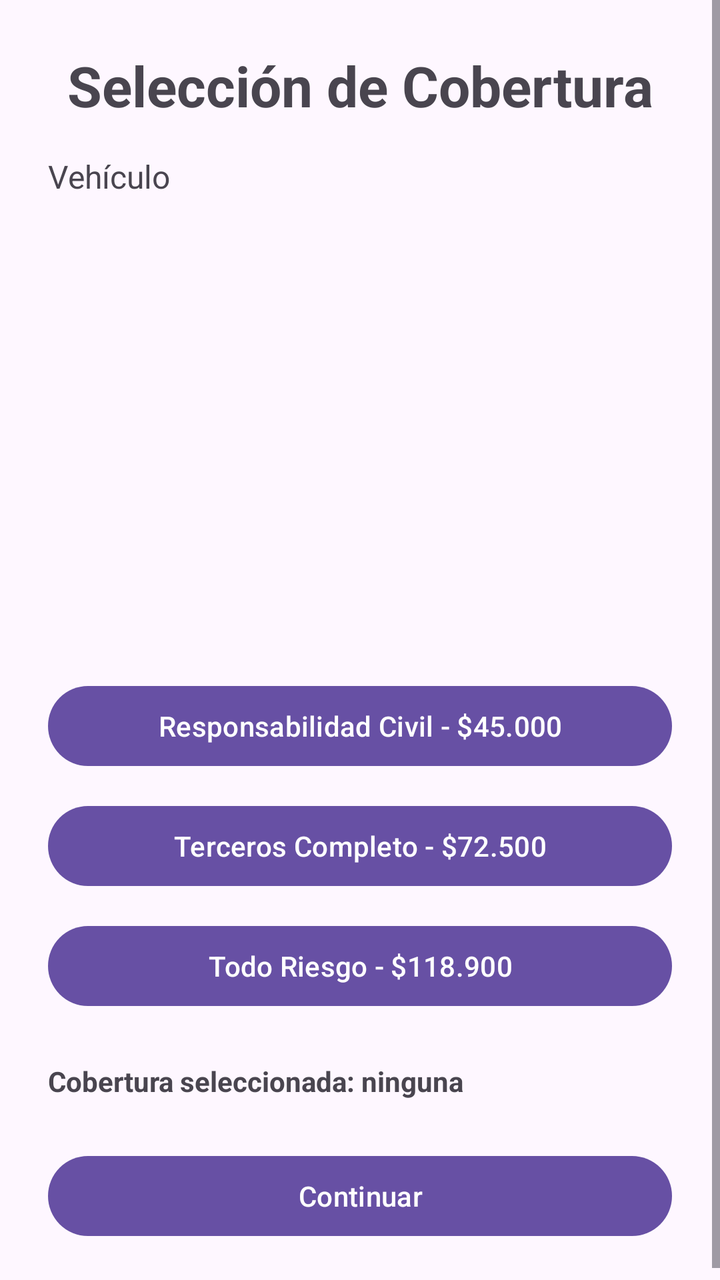
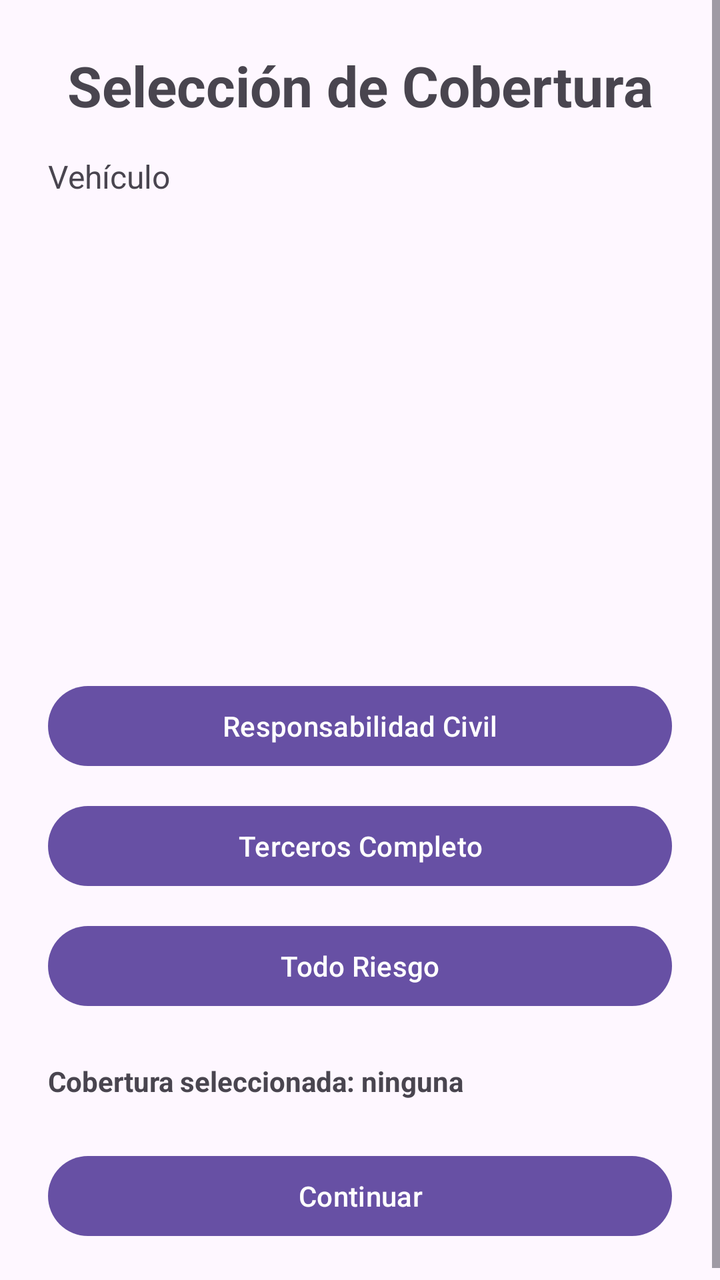

Before-and-after screenshots of an Android layout around one commit, followed by the original layout XML and the change that was made.
<!-- AndroidManifest.xml: application theme Theme.CotizadorSeguros -->
<!-- res/layout/activity_cobertura.xml -->
<?xml version="1.0" encoding="utf-8"?>
<androidx.constraintlayout.widget.ConstraintLayout
    xmlns:android="http://schemas.android.com/apk/res/android"
    xmlns:app="http://schemas.android.com/apk/res-auto"
    xmlns:tools="http://schemas.android.com/tools"
    android:id="@+id/main"
    android:layout_width="match_parent"
    android:layout_height="match_parent"
    tools:context=".CoberturaActivity">

    <ScrollView
        android:layout_width="0dp"
        android:layout_height="0dp"
        android:fillViewport="true"
        app:layout_constraintTop_toTopOf="parent"
        app:layout_constraintBottom_toBottomOf="parent"
        app:layout_constraintStart_toStartOf="parent"
        app:layout_constraintEnd_toEndOf="parent">

        <LinearLayout
            android:layout_width="match_parent"
            android:layout_height="wrap_content"
            android:orientation="vertical"
            android:padding="24dp">

            <TextView
                android:id="@+id/txtTituloCobertura"
                android:layout_width="match_parent"
                android:layout_height="wrap_content"
                android:text="Selección de Cobertura"
                android:textSize="28sp"
                android:textStyle="bold"
                android:gravity="center" />

            <TextView
                android:id="@+id/txtDatosVehiculo"
                android:layout_width="match_parent"
                android:layout_height="wrap_content"
                android:text="Vehículo"
                android:textSize="16sp"
                android:layout_marginTop="16dp"
                android:layout_marginBottom="24dp" />

            <ImageView
                android:id="@+id/imgVehiculo"
                android:layout_width="match_parent"
                android:layout_height="200dp"
                android:layout_marginTop="16dp"
                android:contentDescription="Imagen del vehículo"
                android:scaleType="fitCenter"
                android:adjustViewBounds="true" />

            <Button
                android:id="@+id/btnRc"
                android:layout_width="match_parent"
                android:layout_height="wrap_content"
                android:text="Responsabilidad Civil - $45.000"
                android:onClick="seleccionarResponsabilidadCivil" />

            <Button
                android:id="@+id/btnTercerosCompleto"
                android:layout_width="match_parent"
                android:layout_height="wrap_content"
                android:text="Terceros Completo - $72.500"
                android:layout_marginTop="12dp"
                android:onClick="seleccionarTercerosCompleto" />

            <Button
                android:id="@+id/btnTodoRiesgo"
                android:layout_width="match_parent"
                android:layout_height="wrap_content"
                android:text="Todo Riesgo - $118.900"
                android:layout_marginTop="12dp"
                android:onClick="seleccionarTodoRiesgo" />

            <TextView
                android:id="@+id/txtCoberturaSeleccionada"
                android:layout_width="match_parent"
                android:layout_height="wrap_content"
                android:text="Cobertura seleccionada: ninguna"
                android:textStyle="bold"
                android:layout_marginTop="24dp" />

            <Button
                android:id="@+id/btnContinuarCobertura"
                android:layout_width="match_parent"
                android:layout_height="wrap_content"
                android:text="Continuar"
                android:layout_marginTop="24dp"
                android:onClick="continuarCobertura" />

        </LinearLayout>

    </ScrollView>

</androidx.constraintlayout.widget.ConstraintLayout>
<!-- resources referenced by this layout -->
<resources>
  <style name="Theme.CotizadorSeguros" parent="Base.Theme.CotizadorSeguros" />
  <style name="Base.Theme.CotizadorSeguros" parent="Theme.Material3.DayNight.NoActionBar">
          
          
      </style>
</resources>

<!-- the commit's change to res/layout/activity_cobertura.xml (unified diff, before → after) -->
@@ -54,14 +54,14 @@
                 android:id="@+id/btnRc"
                 android:layout_width="match_parent"
                 android:layout_height="wrap_content"
-                android:text="Responsabilidad Civil - $45.000"
+                android:text="@string/responsabilidad_civil"
                 android:onClick="seleccionarResponsabilidadCivil" />
 
             <Button
                 android:id="@+id/btnTercerosCompleto"
                 android:layout_width="match_parent"
                 android:layout_height="wrap_content"
-                android:text="Terceros Completo - $72.500"
+                android:text="@string/terceros_completo"
                 android:layout_marginTop="12dp"
                 android:onClick="seleccionarTercerosCompleto" />
 
@@ -69,7 +69,7 @@
                 android:id="@+id/btnTodoRiesgo"
                 android:layout_width="match_parent"
                 android:layout_height="wrap_content"
-                android:text="Todo Riesgo - $118.900"
+                android:text="@string/todo_riesgo"
                 android:layout_marginTop="12dp"
                 android:onClick="seleccionarTodoRiesgo" />
 
<!-- resource entries referenced after the edit -->
@@ -1,5 +1,8 @@
 <!-- resources referenced by this layout -->
 <resources>
+  <string name="responsabilidad_civil">Responsabilidad Civil</string>
+  <string name="terceros_completo">Terceros Completo</string>
+  <string name="todo_riesgo">Todo Riesgo</string>
   <style name="Theme.CotizadorSeguros" parent="Base.Theme.CotizadorSeguros" />
   <style name="Base.Theme.CotizadorSeguros" parent="Theme.Material3.DayNight.NoActionBar">
           
